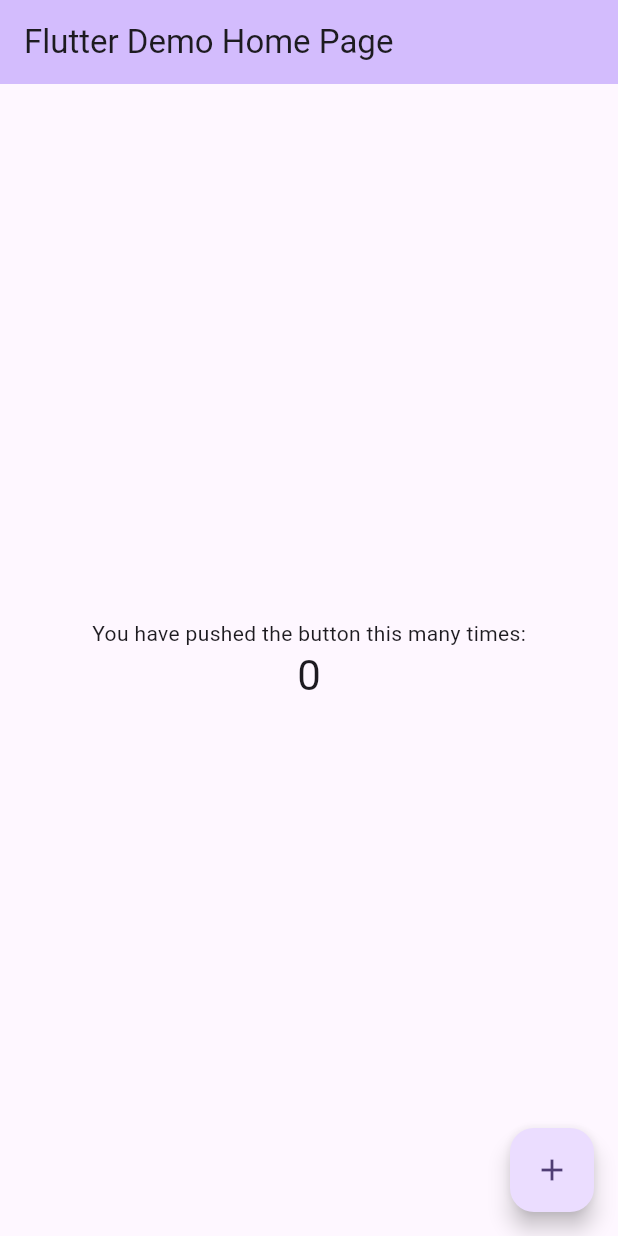
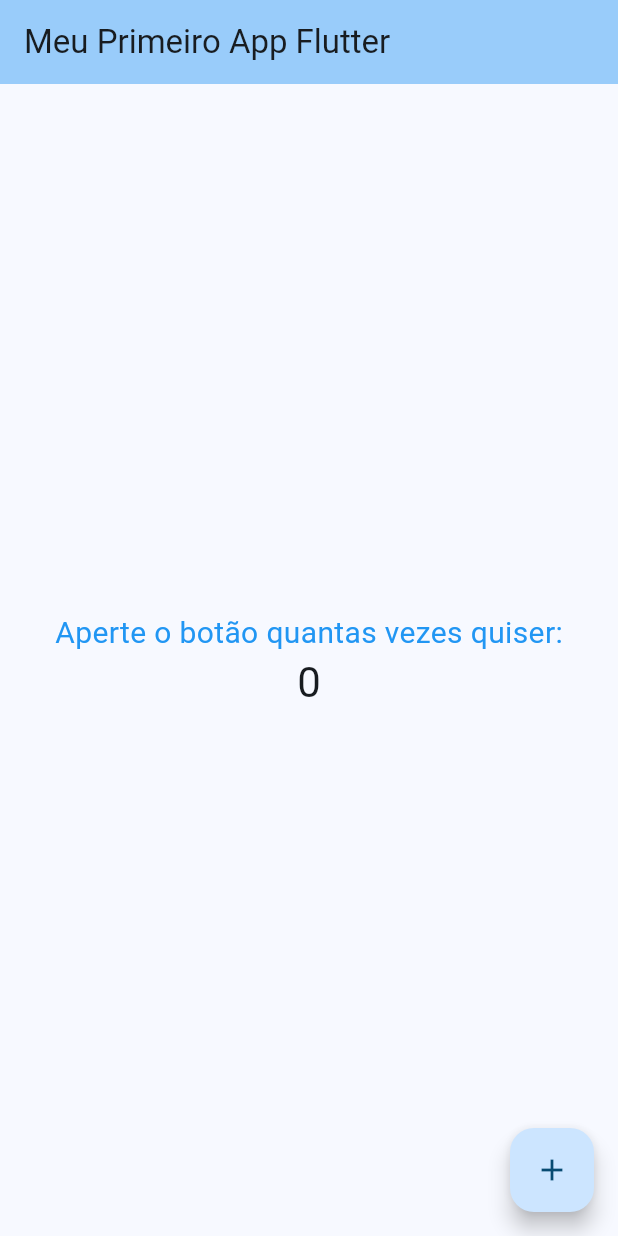
Before and after one commit to GuisLima/meuappflutter, a Flutter app: the screen it shows after launch, on a phone screen of 412 x 824 dp. Run offline on Flutter 3.47's test engine with Material 3 defaults, Android fonts, the phone set to English and light mode, and no system bars.

Commit message:
Alterações de cores do projeto original

```diff
--- a/lib/main.dart
+++ b/lib/main.dart
@@ -28,10 +28,11 @@ class MyApp extends StatelessWidget {
         //
         // This works for code too, not just values: Most code changes can be
         // tested with just a hot reload.
-        colorScheme: ColorScheme.fromSeed(seedColor: Colors.deepPurple),
+        colorScheme: ColorScheme.fromSeed(
+            seedColor: const Color.fromARGB(255, 71, 120, 160)),
         useMaterial3: true,
       ),
-      home: const MyHomePage(title: 'Flutter Demo Home Page'),
+      home: const MyHomePage(title: 'Meu Primeiro App Flutter'),
     );
   }
 }
@@ -106,7 +107,8 @@ class _MyHomePageState extends State<MyHomePage> {
           mainAxisAlignment: MainAxisAlignment.center,
           children: <Widget>[
             const Text(
-              'You have pushed the button this many times:',
+              'Aperte o botão quantas vezes quiser:',
+              style: TextStyle(color: Colors.blue, fontSize: 20),
             ),
             Text(
               '$_counter',
```
